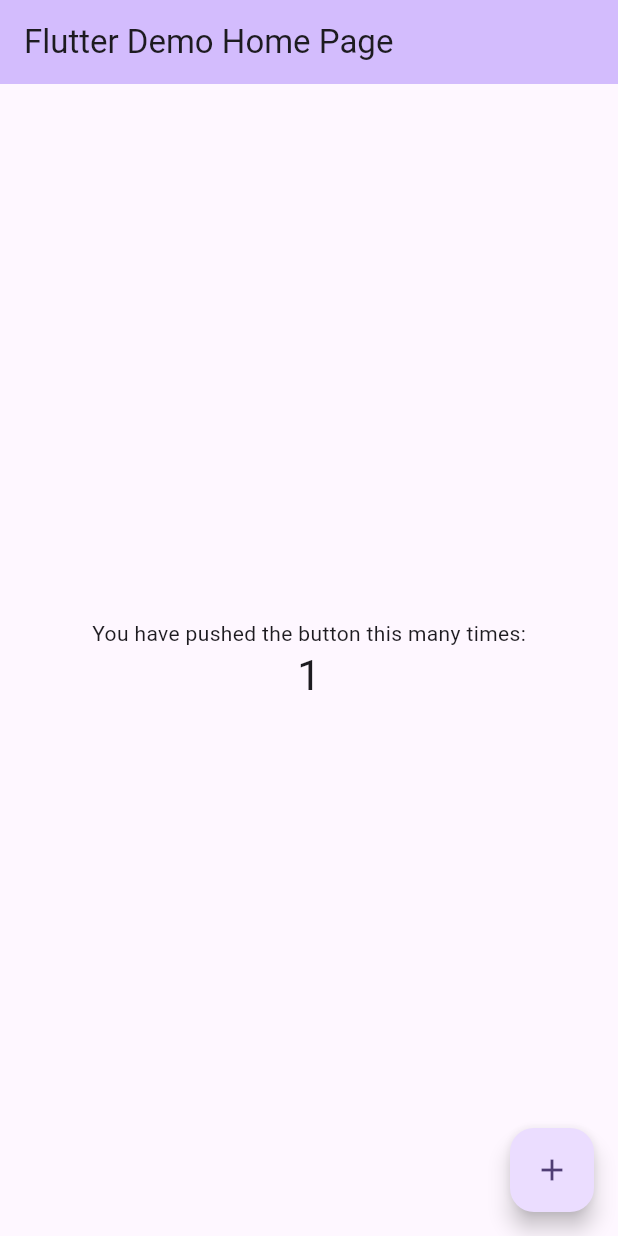
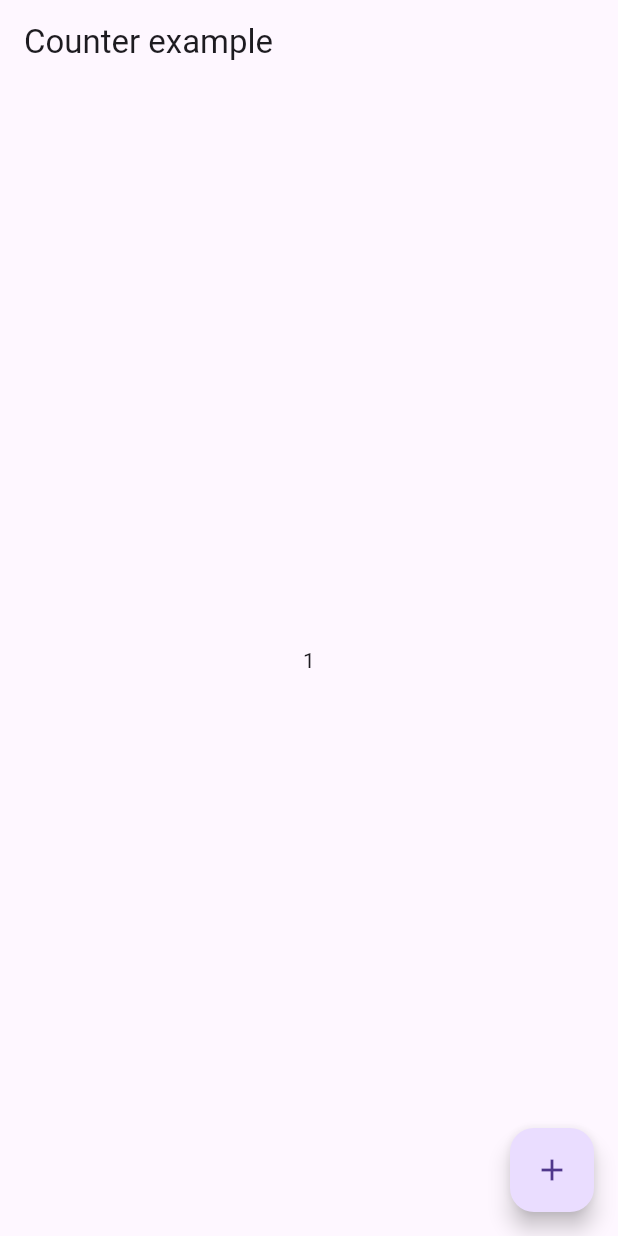
Before and after one commit to mrSWBrown/flutter_base_example, a Flutter app: the screen it shows after launch, after a tap on the "add" icon, on a phone screen of 412 x 824 dp. Run offline on Flutter 3.47's test engine with Material 3 defaults, Android fonts, the phone set to English and light mode, and no system bars; our stand-ins replace flutter_riverpod.

Commit message:
WIP structure layout.

```diff
--- a/lib/main.dart
+++ b/lib/main.dart
@@ -1,125 +1,46 @@
 import 'package:flutter/material.dart';
+import 'package:flutter_riverpod/flutter_riverpod.dart';
 
 void main() {
-  runApp(const MyApp());
+  runApp(
+    // Adding ProviderScope enables Riverpod for the entire project
+    const ProviderScope(child: MyApp()),
+  );
 }
 
 class MyApp extends StatelessWidget {
   const MyApp({super.key});
 
-  // This widget is the root of your application.
   @override
   Widget build(BuildContext context) {
-    return MaterialApp(
-      title: 'Flutter Demo',
-      theme: ThemeData(
-        // This is the theme of your application.
-        //
-        // TRY THIS: Try running your application with "flutter run". You'll see
-        // the application has a purple toolbar. Then, without quitting the app,
-        // try changing the seedColor in the colorScheme below to Colors.green
-        // and then invoke "hot reload" (save your changes or press the "hot
-        // reload" button in a Flutter-supported IDE, or press "r" if you used
-        // the command line to start the app).
-        //
-        // Notice that the counter didn't reset back to zero; the application
-        // state is not lost during the reload. To reset the state, use hot
-        // restart instead.
-        //
-        // This works for code too, not just values: Most code changes can be
-        // tested with just a hot reload.
-        colorScheme: ColorScheme.fromSeed(seedColor: Colors.deepPurple),
-        useMaterial3: true,
+    return const MaterialApp(home: Home());
+  }
+}
+
+/// Providers are declared globally and specify how to create a state
+final counterProvider = StateProvider((ref) => 0);
+
+class Home extends ConsumerWidget {
+  const Home({super.key});
+
+  @override
+  Widget build(BuildContext context, WidgetRef ref) {
+    return Scaffold(
+      appBar: AppBar(title: const Text('Counter example')),
+      body: Center(
+        // Consumer is a builder widget that allows you to read providers.
+        child: Consumer(
+          builder: (context, ref, _) {
+            final count = ref.watch(counterProvider);
+            return Text('$count');
+          },
+        ),
       ),
-      home: const MyHomePage(title: 'Flutter Demo Home Page'),
+      floatingActionButton: FloatingActionButton(
+        // The read method is a utility to read a provider without listening to it
+        onPressed: () => ref.read(counterProvider.notifier).state++,
+        child: const Icon(Icons.add),
+      ),
     );
   }
 }
-
-class MyHomePage extends StatefulWidget {
-  const MyHomePage({super.key, required this.title});
-
-  // This widget is the home page of your application. It is stateful, meaning
-  // that it has a State object (defined below) that contains fields that affect
-  // how it looks.
-
-  // This class is the configuration for the state. It holds the values (in this
-  // case the title) provided by the parent (in this case the App widget) and
-  // used by the build method of the State. Fields in a Widget subclass are
-  // always marked "final".
-
-  final String title;
-
-  @override
-  State<MyHomePage> createState() => _MyHomePageState();
-}
-
-class _MyHomePageState extends State<MyHomePage> {
-  int _counter = 0;
-
-  void _incrementCounter() {
-    setState(() {
-      // This call to setState tells the Flutter framework that something has
-      // changed in this State, which causes it to rerun the build method below
-      // so that the display can reflect the updated values. If we changed
-      // _counter without calling setState(), then the build method would not be
-      // called again, and so nothing would appear to happen.
-      _counter++;
-    });
-  }
-
-  @override
-  Widget build(BuildContext context) {
-    // This method is rerun every time setState is called, for instance as done
-    // by the _incrementCounter method above.
-    //
-    // The Flutter framework has been optimized to make rerunning build methods
-    // fast, so that you can just rebuild anything that needs updating rather
-    // than having to individually change instances of widgets.
-    return Scaffold(
-      appBar: AppBar(
-        // TRY THIS: Try changing the color here to a specific color (to
-        // Colors.amber, perhaps?) and trigger a hot reload to see the AppBar
-        // change color while the other colors stay the same.
-        backgroundColor: Theme.of(context).colorScheme.inversePrimary,
-        // Here we take the value from the MyHomePage object that was created by
-        // the App.build method, and use it to set our appbar title.
-        title: Text(widget.title),
-      ),
-      body: Center(
-        // Center is a layout widget. It takes a single child and positions it
-        // in the middle of the parent.
-        child: Column(
-          // Column is also a layout widget. It takes a list of children and
-          // arranges them vertically. By default, it sizes itself to fit its
-          // children horizontally, and tries to be as tall as its parent.
-          //
-          // Column has various properties to control how it sizes itself and
-          // how it positions its children. Here we use mainAxisAlignment to
-          // center the children vertically; the main axis here is the vertical
-          // axis because Columns are vertical (the cross axis would be
-          // horizontal).
-          //
-          // TRY THIS: Invoke "debug painting" (choose the "Toggle Debug Paint"
-          // action in the IDE, or press "p" in the console), to see the
-          // wireframe for each widget.
-          mainAxisAlignment: MainAxisAlignment.center,
-          children: <Widget>[
-            const Text(
-              'You have pushed the button this many times:',
-            ),
-            Text(
-              '$_counter',
-              style: Theme.of(context).textTheme.headlineMedium,
-            ),
-          ],
-        ),
-      ),
-      floatingActionButton: FloatingActionButton(
-        onPressed: _incrementCounter,
-        tooltip: 'Increment',
-        child: const Icon(Icons.add),
-      ), // This trailing comma makes auto-formatting nicer for build methods.
-    );
-  }
-}
--- a/pubspec.yaml
+++ b/pubspec.yaml
@@ -35,6 +35,8 @@ dependencies:
   # The following adds the Cupertino Icons font to your application.
   # Use with the CupertinoIcons class for iOS style icons.
   cupertino_icons: ^1.0.6
+  flutter_riverpod: ^2.4.10
+  go_router: ^13.2.0
 
 dev_dependencies:
   flutter_test:
```
Also changed, not shown: lib/modules/sample/screens/increment_counter.screen.dart (added, +125 -0 lines), pubspec.lock, 6 other files.
